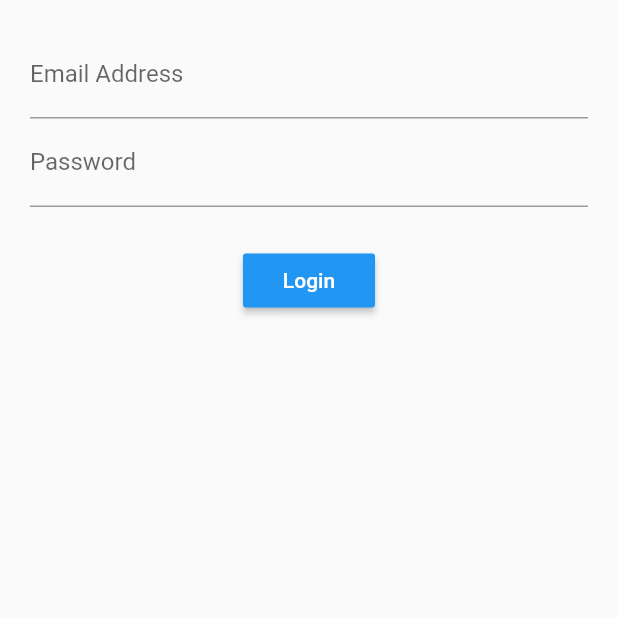
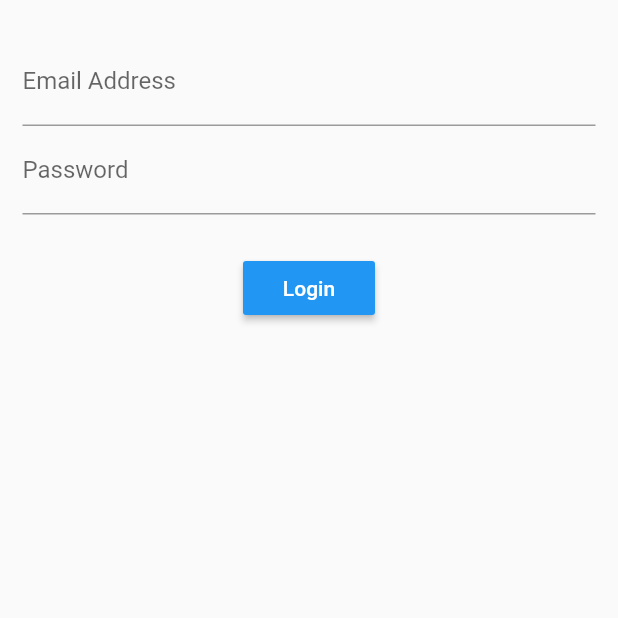
Before and after one commit to ravishankarsingh1996/Login_BLOC_Pattern_Flutter, a Flutter app: the screen it shows after launch, on a phone screen of 412 x 824 dp, the top half of it. Run offline on Flutter 3.47's test engine with Material 2 defaults, Android fonts, the phone set to English and light mode, and no system bars.

Commit message:
Bloc pattern login implementation : email and password validation done.

```diff
--- a/lib/src/screens/login_screen.dart
+++ b/lib/src/screens/login_screen.dart
@@ -1,10 +1,14 @@
 import 'package:flutter/material.dart';
+import '../blocs/bloc.dart';
 
 class LoginScreen extends StatelessWidget {
   @override
   Widget build(BuildContext context) {
     return Container(
-      margin: EdgeInsets.all(20.0),
+      child: Stack(
+        children: <Widget>[
+          Container(
+            margin: EdgeInsets.only(left: 15.0, right: 15.0, top: 25.0),
             child: Column(
               children: <Widget>[
                 emailField(),
@@ -13,26 +17,43 @@ class LoginScreen extends StatelessWidget {
                 submitButton()
               ],
             ),
+          )
+        ],
+      ),
     );
   }
 
   Widget emailField() {
+    return StreamBuilder(
+      stream: bloc.email,
+      builder: (context, snapshot){
         return TextField(
+          onChanged: bloc.changeEmail,
           keyboardType: TextInputType.emailAddress,
           decoration: InputDecoration(
               hintText: 'you@email.com',
-            labelText: 'Email Address'
+              labelText: 'Email Address',
+              errorText: snapshot.error,
           ),
+        );
+      },
     );
   }
 
   Widget PasswordField() {
+    return StreamBuilder(
+      stream: bloc.password,
+      builder: (context, snapshot){
         return TextField(
+          onChanged: bloc.changePassword,
           obscureText: true,
           decoration: InputDecoration(
               hintText: 'Password',
-       labelText: 'Password'
+              labelText: 'Password',
+              errorText: snapshot.error
           ),
+        );
+      },
     );
   }
 
```
Also changed, not shown: lib/src/bacgroundLayers/CustomPainter.dart (added, +73 -0 lines), lib/src/blocs/bloc.dart (+19 -5 lines), lib/src/blocs/provider.dart (added, +13 -0 lines), lib/src/blocs/validators.dart (added, +21 -0 lines), 1 other file. Lines whose indentation alone changed are shown as unchanged.
